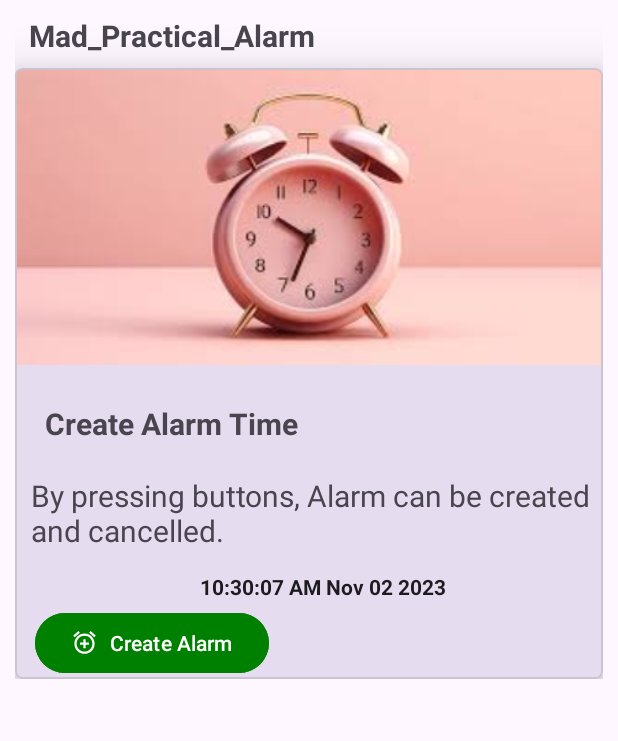
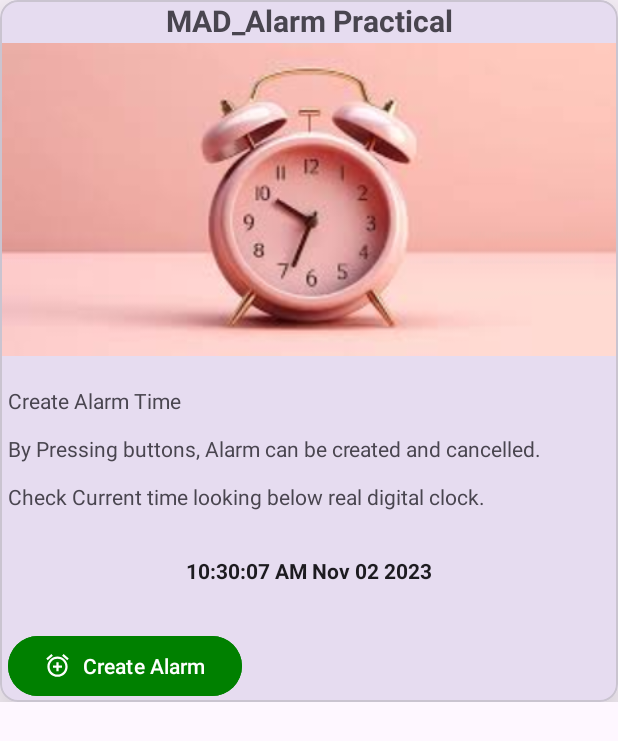
Before and after one commit to AdesharaBrijesh/MAD_Practical-8_21012021001, an Android app: the screen it shows after launch (MainActivity), on a phone screen of 412 x 824 dp. Shown: the top 741 px of the screen. Run offline under Robolectric (Android 15) with nearby library versions, the phone set to English and light mode, and no system bars.

Commit message:
final commit

```diff
--- a/app/src/main/AndroidManifest.xml
+++ b/app/src/main/AndroidManifest.xml
@@ -16,7 +16,8 @@
         <service
             android:name=".AlarmService"
             android:enabled="true"
-            android:exported="true"></service>
+            android:exported="true">
+        </service>
 
         <receiver
             android:name=".AlarmBroadcastReceiver"
@@ -28,7 +29,6 @@
             android:exported="true">
             <intent-filter>
                 <action android:name="android.intent.action.MAIN" />
-
                 <category android:name="android.intent.category.LAUNCHER" />
             </intent-filter>
         </activity>
--- a/app/src/main/java/com/example/mad_practical_8_21012021001/AlarmBroadcastReceiver.kt
+++ b/app/src/main/java/com/example/mad_practical_8_21012021001/AlarmBroadcastReceiver.kt
@@ -1,26 +1,26 @@
 package com.example.mad_practical_8_21012021001
-
 import android.content.BroadcastReceiver
 import android.content.Context
 import android.content.Intent
 
 class AlarmBroadcastReceiver : BroadcastReceiver() {
-   companion object{
-       val ALARM_KEY = "key"
-       val ALARM_START = "start"
-       val ALARM_STOP = "stop"
-   }
+
+    companion object{
+
+        val ALARMKEY = "key"
+        val ALARMSTART = "start"
+        val ALARMSTOP = "stop"
+    }
+
     override fun onReceive(context: Context, intent: Intent) {
         // This method is called when the BroadcastReceiver is receiving an Intent broadcast.
-
-        val DATA = intent.getStringExtra(ALARM_KEY)
+        val data = intent.getStringExtra(ALARMKEY)
         val intentservice = Intent(context,AlarmService::class.java)
-        if(DATA == ALARM_START){
+        if (data == ALARMSTART){
             context.startService(intentservice)
         }
         else{
-            context.startService(intentservice)
+            context.stopService(intentservice)
         }
     }
-
 }
--- a/app/src/main/java/com/example/mad_practical_8_21012021001/AlarmService.kt
+++ b/app/src/main/java/com/example/mad_practical_8_21012021001/AlarmService.kt
@@ -1,5 +1,4 @@
 package com.example.mad_practical_8_21012021001
-
 import android.app.Service
 import android.content.Intent
 import android.media.MediaPlayer
@@ -7,7 +6,7 @@ import android.os.IBinder
 
 class AlarmService : Service() {
 
-    lateinit var  player:MediaPlayer
+    lateinit var player:MediaPlayer
 
     override fun onBind(intent: Intent): IBinder {
         TODO("Return the communication channel to the service.")
@@ -19,11 +18,10 @@ class AlarmService : Service() {
     }
 
     override fun onStartCommand(intent: Intent?, flags: Int, startId: Int): Int {
-        if (intent != null){
+        if (intent!=null){
             player = MediaPlayer.create(this,R.raw.alarm)
             player.start()
         }
         return START_STICKY
-
     }
 }
--- a/app/src/main/java/com/example/mad_practical_8_21012021001/MainActivity.kt
+++ b/app/src/main/java/com/example/mad_practical_8_21012021001/MainActivity.kt
@@ -3,21 +3,20 @@ import android.annotation.SuppressLint
 import android.app.AlarmManager
 import android.app.PendingIntent
 import android.app.TimePickerDialog
-import android.content.BroadcastReceiver
 import android.content.Intent
-import androidx.appcompat.app.AppCompatActivity
 import android.os.Bundle
 import android.view.View
-import android.widget.Button
 import android.widget.TextClock
-import android.widget.TextView
 import android.widget.Toast
+import androidx.appcompat.app.AppCompatActivity
 import com.google.android.material.button.MaterialButton
 import com.google.android.material.card.MaterialCardView
 import java.text.SimpleDateFormat
 import java.util.Calendar
+
 class MainActivity : AppCompatActivity() {
 
+    @SuppressLint("MissingInflatedId")
     override fun onCreate(savedInstanceState: Bundle?) {
         super.onCreate(savedInstanceState)
         setContentView(R.layout.activity_main)
@@ -32,39 +31,39 @@ class MainActivity : AppCompatActivity() {
             card.visibility = View.VISIBLE
         }
 
-        val cancelAlarm : MaterialButton = findViewById(R.id.createAlarmmcv1)
+        val cancelAlarm : MaterialButton = findViewById(R.id.cancelAlarm)
         cancelAlarm.setOnClickListener {
             stop()
             card.visibility = View.GONE
         }
     }
 
-    private fun setAlarmTime(hour : Int, minute : Int){
+    fun setAlarmTime(hour : Int, minute : Int){
         val alarmtime = Calendar.getInstance()
         val year = alarmtime.get(Calendar.YEAR)
         val month = alarmtime.get(Calendar.MONTH)
         val date = alarmtime.get(Calendar.DATE)
         alarmtime.set(year, month, date, hour, minute, 0)
-        val textAlarmTime : TextClock = findViewById(R.id.textClock)
+        val textAlarmTime : TextClock = findViewById(R.id.clocktime)
         textAlarmTime.text = SimpleDateFormat("hh:mm:ss a").format(alarmtime.time)
-        setAlarm(alarmtime.timeInMillis, AlarmBroadcastReceiver.ALARM_START)
+        setAlarm(alarmtime.timeInMillis, AlarmBroadcastReceiver.ALARMSTART)
         Toast.makeText(this, "Alarm Set", Toast.LENGTH_LONG).show()
     }
 
     fun stop() {
-        setAlarm(-1, AlarmBroadcastReceiver.ALARM_STOP)
+        setAlarm(-1, AlarmBroadcastReceiver.ALARMSTOP)
     }
 
     fun setAlarm(militime : Long, action : String) {
         val intentalarm = Intent(applicationContext, AlarmBroadcastReceiver::class.java)
-        intentalarm.putExtra(AlarmBroadcastReceiver.ALARM_KEY, action)
+        intentalarm.putExtra(AlarmBroadcastReceiver.ALARMKEY, action)
         val pendingintent = PendingIntent.getBroadcast(applicationContext, 4356, intentalarm, PendingIntent.FLAG_UPDATE_CURRENT or PendingIntent.FLAG_IMMUTABLE)
         val alarmmanager = getSystemService(ALARM_SERVICE) as AlarmManager
 
-        if (action == AlarmBroadcastReceiver.ALARM_START) {
+        if (action == AlarmBroadcastReceiver.ALARMSTART) {
             alarmmanager.setExact(AlarmManager.RTC_WAKEUP, militime, pendingintent)
         }
-        else if (action == AlarmBroadcastReceiver.ALARM_STOP) {
+        else if (action == AlarmBroadcastReceiver.ALARMSTOP) {
             alarmmanager.cancel(pendingintent)
             sendBroadcast(intentalarm)
         }
--- a/app/src/main/res/layout/activity_main.xml
+++ b/app/src/main/res/layout/activity_main.xml
@@ -4,199 +4,146 @@
     xmlns:tools="http://schemas.android.com/tools"
     android:layout_width="match_parent"
     android:layout_height="match_parent"
-    tools:context=".MainActivity" >
+    tools:context=".MainActivity">
 
     <androidx.core.widget.NestedScrollView
         android:layout_width="match_parent"
-        android:layout_height="match_parent"
-        app:layout_constraintStart_toStartOf="parent"
-        tools:layout_editor_absoluteY="-82dp">
+        android:layout_height="match_parent">
 
         <androidx.constraintlayout.widget.ConstraintLayout
             android:layout_width="match_parent"
-            android:layout_height="wrap_content"
-            android:padding="10dp">
-
-
-            <TextView
-                android:id="@+id/textView"
-                android:layout_width="wrap_content"
-                android:layout_height="wrap_content"
-                android:text="Mad_Practical_Alarm"
-                android:textSize="20sp"
-                android:textStyle="bold"
-                app:layout_constraintEnd_toEndOf="parent"
-                app:layout_constraintHorizontal_bias="0.045"
-                app:layout_constraintStart_toStartOf="parent"
-                app:layout_constraintTop_toTopOf="parent" />
+            android:layout_height="wrap_content">
 
             <com.google.android.material.card.MaterialCardView
                 android:id="@+id/mcv"
                 android:layout_width="match_parent"
                 android:layout_height="wrap_content"
-                android:layout_marginTop="35dp"
-                app:cardCornerRadius="5dp"
                 app:cardElevation="20dp"
-                app:layout_constraintTop_toTopOf="parent"
-                tools:layout_editor_absoluteX="10dp">
+                app:layout_constraintTop_toTopOf="parent">
 
                 <androidx.constraintlayout.widget.ConstraintLayout
                     android:layout_width="match_parent"
                     android:layout_height="wrap_content">
 
+
                     <TextView
-                        android:id="@+id/textView4"
+                        android:id="@+id/textView"
                         android:layout_width="wrap_content"
                         android:layout_height="wrap_content"
-                        android:layout_marginStart="5dp"
-                        android:layout_marginTop="15dp"
-                        android:padding="5dp"
-                        android:text="By pressing buttons, Alarm can be created and cancelled."
-                        android:textSize="20sp"
-                        app:layout_constraintEnd_toEndOf="parent"
-                        app:layout_constraintHorizontal_bias="0.0"
-                        app:layout_constraintStart_toStartOf="parent"
-                        app:layout_constraintTop_toBottomOf="@+id/textView3" />
-
-                    <TextView
-                        android:id="@+id/textView3"
-                        android:layout_width="wrap_content"
-                        android:layout_height="wrap_content"
-                        android:layout_marginStart="5dp"
-                        android:layout_marginTop="24dp"
-                        android:text="Create Alarm Time"
+                        android:text="MAD_Alarm Practical"
                         android:textSize="20sp"
                         android:textStyle="bold"
                         app:layout_constraintEnd_toEndOf="parent"
-                        app:layout_constraintHorizontal_bias="0.066"
                         app:layout_constraintStart_toStartOf="parent"
-                        app:layout_constraintTop_toBottomOf="@+id/imageView2" />
-
+                        app:layout_constraintTop_toTopOf="parent" />
 
                     <ImageView
-                        android:id="@+id/imageView2"
-                        android:layout_width="match_parent"
-                        android:layout_height="199dp"
-                        app:layout_constraintBottom_toBottomOf="parent"
+                        android:id="@+id/imageView"
+                        android:layout_width="415dp"
+                        android:layout_height="215dp"
+                        android:layout_marginTop="25dp"
                         app:layout_constraintEnd_toEndOf="parent"
-                        app:layout_constraintHorizontal_bias="1.0"
                         app:layout_constraintStart_toStartOf="parent"
                         app:layout_constraintTop_toTopOf="parent"
-                        app:layout_constraintVertical_bias="0.0"
                         app:srcCompat="@drawable/img" />
 
-                    <TextClock
-                        android:id="@+id/textClock"
+                    <TextView
+                        android:id="@+id/textView2"
                         android:layout_width="wrap_content"
                         android:layout_height="wrap_content"
-                        android:layout_marginTop="60dp"
+                        android:layout_marginLeft="5dp"
+                        android:layout_marginBottom="-100dp"
+                        android:text="Create Alarm Time \n\nBy Pressing buttons, Alarm can be created and cancelled.
+                     \n\nCheck Current time looking below real digital clock."
+                        app:layout_constraintBottom_toBottomOf="@+id/imageView"
+                        app:layout_constraintEnd_toEndOf="parent"
+                        app:layout_constraintHorizontal_bias="0.07"
+                        app:layout_constraintStart_toStartOf="parent" />
+
+                    <TextClock
+                        android:id="@+id/clocktime"
+                        android:layout_width="wrap_content"
+                        android:layout_height="wrap_content"
+                        android:layout_marginTop="20dp"
                         android:format12Hour="hh:mm:ss a MMM dd yyyy"
                         android:padding="10dp"
                         android:textStyle="bold"
                         app:layout_constraintEnd_toEndOf="parent"
-                        app:layout_constraintHorizontal_bias="0.533"
-                        app:layout_constraintStart_toStartOf="@+id/textView4"
-                        app:layout_constraintTop_toTopOf="@+id/textView4" />
+                        app:layout_constraintStart_toStartOf="parent"
+                        app:layout_constraintTop_toBottomOf="@+id/textView2" />
 
                     <com.google.android.material.button.MaterialButton
                         android:id="@+id/createAlarm"
                         android:layout_width="wrap_content"
                         android:layout_height="wrap_content"
-                        android:layout_marginTop="32dp"
+                        android:layout_marginStart="5dp"
+                        android:layout_marginTop="20dp"
                         android:backgroundTint="#008000"
                         android:text="Create Alarm"
                         app:icon="@drawable/baseline_add_alarm_24"
-                        app:layout_constraintEnd_toEndOf="parent"
-                        app:layout_constraintHorizontal_bias="0.056"
                         app:layout_constraintStart_toStartOf="parent"
-                        app:layout_constraintTop_toBottomOf="@+id/textView4" />
+                        app:layout_constraintTop_toBottomOf="@+id/clocktime">
+
+                    </com.google.android.material.button.MaterialButton>
+
                 </androidx.constraintlayout.widget.ConstraintLayout>
             </com.google.android.material.card.MaterialCardView>
-
 
             <com.google.android.material.card.MaterialCardView
                 android:id="@+id/mcv1"
                 android:layout_width="match_parent"
                 android:layout_height="wrap_content"
-                android:layout_marginTop="35dp"
-                app:cardCornerRadius="5dp"
                 app:cardElevation="20dp"
+                android:layout_marginTop="15dp"
                 app:layout_constraintTop_toBottomOf="@+id/mcv">
 
                 <androidx.constraintlayout.widget.ConstraintLayout
                     android:layout_width="match_parent"
                     android:layout_height="wrap_content">
 
-                    <TextView
-                        android:id="@+id/textView4mcv1"
+                    <ImageView
+                        android:id="@+id/imageView1"
+                        android:layout_width="415dp"
+                        android:layout_height="215dp"
+                        android:layout_marginTop="25dp"
+                        app:layout_constraintEnd_toEndOf="parent"
+                        app:layout_constraintStart_toStartOf="parent"
+                        app:layout_constraintTop_toTopOf="parent"
+                        app:srcCompat="@drawable/img" />
+
+
+                    <TextClock
+                        android:id="@+id/clocktime1"
+                        android:layout_width="wrap_content"
+                        android:layout_height="wrap_content"
+                        android:layout_marginTop="170dp"
+                        android:format12Hour="hh:mm:ss a MMM dd yyyy"
+                        android:padding="10dp"
+                        android:textStyle="bold"
+                        app:layout_constraintBottom_toBottomOf="parent"
+                        app:layout_constraintEnd_toEndOf="parent"
+                        app:layout_constraintStart_toStartOf="parent"
+                        app:layout_constraintTop_toTopOf="@+id/imageView1" />
+
+                    <com.google.android.material.button.MaterialButton
+                        android:id="@+id/cancelAlarm"
                         android:layout_width="wrap_content"
                         android:layout_height="wrap_content"
                         android:layout_marginStart="5dp"
-                        android:layout_marginTop="15dp"
-                        android:padding="5dp"
-                        android:text="By pressing buttons, Alarm can be created and cancelled."
-                        android:textSize="20sp"
-                        app:layout_constraintEnd_toEndOf="parent"
-                        app:layout_constraintHorizontal_bias="0.0"
+                        android:layout_marginTop="20dp"
+                        android:backgroundTint="#008000"
+                        android:text="@string/cancel_alarm"
+                        app:icon="@drawable/baseline_alarm_off_24"
                         app:layout_constraintStart_toStartOf="parent"
-                        app:layout_constraintTop_toBottomOf="@+id/textView3mcv1" />
+                        app:layout_constraintTop_toBottomOf="@+id/clocktime1">
 
-                    <TextView
-                        android:id="@+id/textView3mcv1"
-                        android:layout_width="wrap_content"
-                        android:layout_height="wrap_content"
-                        android:layout_marginStart="5dp"
-                        android:layout_marginTop="24dp"
-                        android:text="Create Alarm Time"
-                        android:textSize="20sp"
-                        android:textStyle="bold"
-                        app:layout_constraintEnd_toEndOf="parent"
-                        app:layout_constraintHorizontal_bias="0.066"
-                        app:layout_constraintStart_toStartOf="parent"
-                        app:layout_constraintTop_toBottomOf="@+id/imageView2mcv1" />
+                    </com.google.android.material.button.MaterialButton>
 
-
-                    <ImageView
-                        android:id="@+id/imageView2mcv1"
-                        android:layout_width="match_parent"
-                        android:layout_height="199dp"
-                        app:layout_constraintBottom_toBottomOf="parent"
-                        app:layout_constraintEnd_toEndOf="parent"
-                        app:layout_constraintHorizontal_bias="1.0"
-                        app:layout_constraintStart_toStartOf="parent"
-                        app:layout_constraintTop_toTopOf="parent"
-                        app:layout_constraintVertical_bias="0.0"
-                        app:srcCompat="@drawable/img" />
-
-                    <TextClock
-                        android:id="@+id/textClockmcv1"
-                        android:layout_width="wrap_content"
-                        android:layout_height="wrap_content"
-                        android:layout_marginTop="60dp"
-                        android:format12Hour="hh:mm:ss a MMM dd yyyy"
-                        android:padding="10dp"
-                        android:textStyle="bold"
-                        app:layout_constraintEnd_toEndOf="parent"
-                        app:layout_constraintHorizontal_bias="0.533"
-                        app:layout_constraintStart_toStartOf="@+id/textView4mcv1"
-                        app:layout_constraintTop_toTopOf="@+id/textView4mcv1" />
-
-                    <com.google.android.material.button.MaterialButton
-                        android:id="@+id/createAlarmmcv1"
-                        android:layout_width="wrap_content"
-                        android:layout_height="wrap_content"
-                        android:layout_marginTop="32dp"
-                        android:backgroundTint="#008000"
-                        android:text="Cancel Alarm"
-                        app:icon="@drawable/baseline_add_alarm_24"
-                        app:layout_constraintEnd_toEndOf="parent"
-                        app:layout_constraintHorizontal_bias="0.056"
-                        app:layout_constraintStart_toStartOf="parent"
-                        app:layout_constraintTop_toBottomOf="@+id/textView4mcv1" />
                 </androidx.constraintlayout.widget.ConstraintLayout>
             </com.google.android.material.card.MaterialCardView>
 
         </androidx.constraintlayout.widget.ConstraintLayout>
 
     </androidx.core.widget.NestedScrollView>
+
 </androidx.constraintlayout.widget.ConstraintLayout>
```
